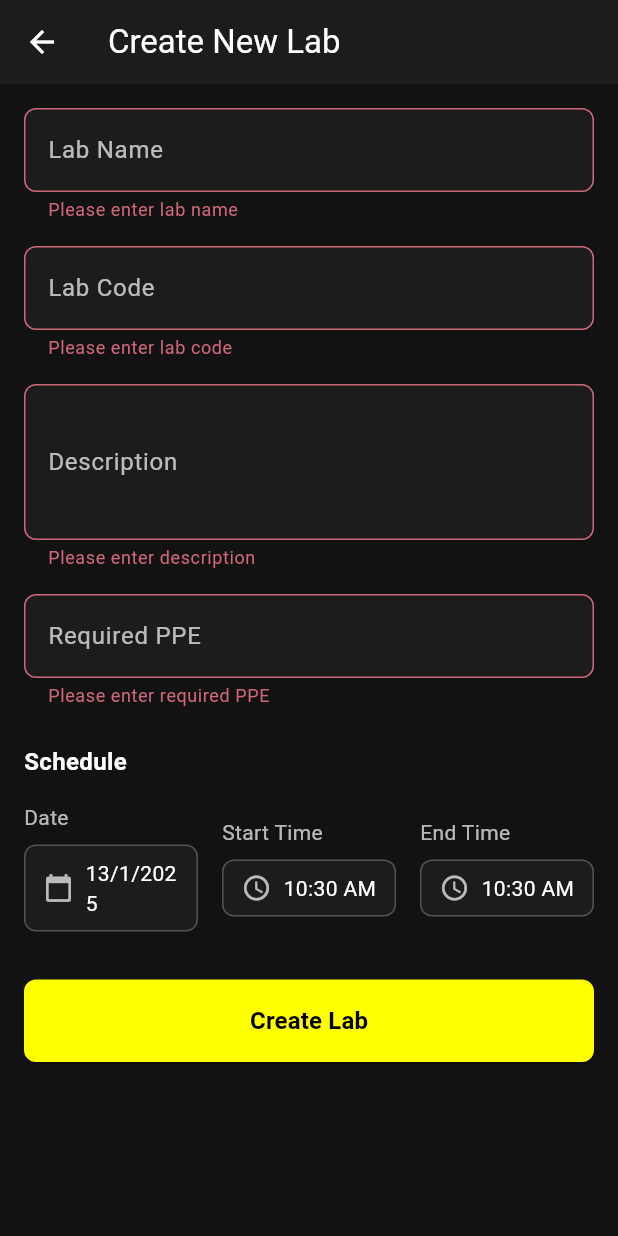
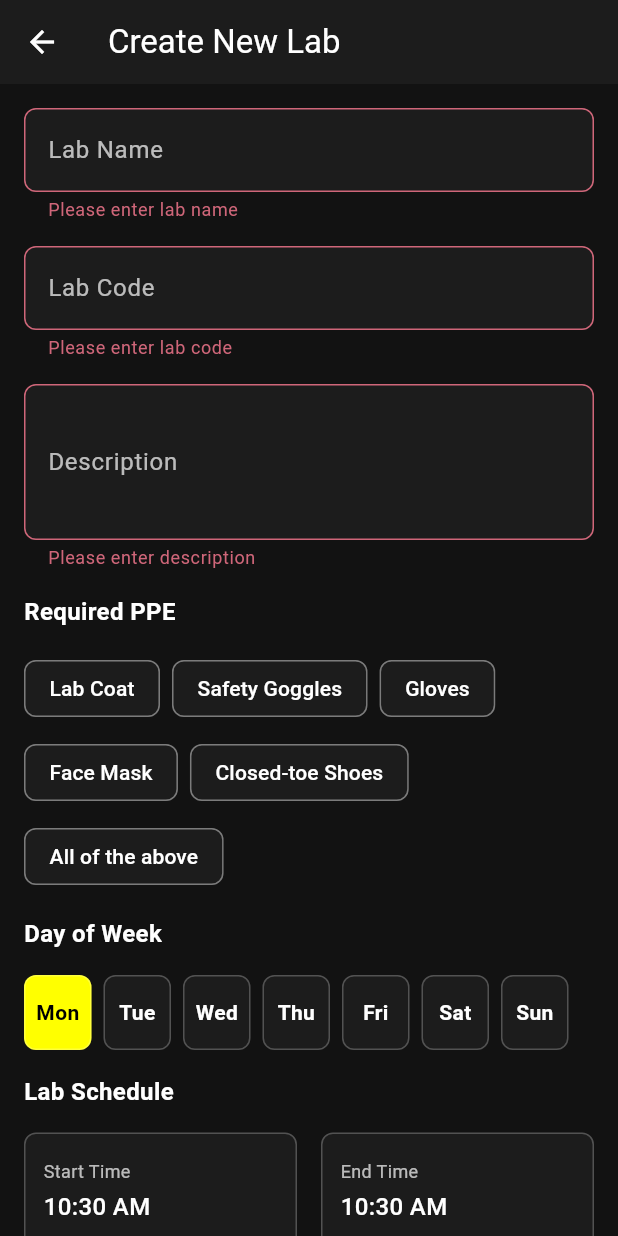
Before and after one commit to Ali-Rhayem/Smart_Labs, a Flutter app: the CreateLabScreen screen opened directly, after a tap on "Create Lab", on a phone screen of 412 x 824 dp. Run offline on Flutter 3.47's test engine with Material 3 defaults, Android fonts, the phone set to English and light mode, and no system bars; our stand-ins replace fl_chart, flutter_secure_storage; accounts and stored records are empty.

Commit message:
Refactor CreateLabScreen to add PPE dropdown and weekday selector

```diff
--- a/Mobile/smart_labs_mobile/lib/screens/doctor/create_lab_screen.dart
+++ b/Mobile/smart_labs_mobile/lib/screens/doctor/create_lab_screen.dart
@@ -12,10 +12,19 @@ class _CreateLabScreenState extends State<CreateLabScreen> {
   late TextEditingController _labNameController;
   late TextEditingController _labCodeController;
   late TextEditingController _descriptionController;
-  late TextEditingController _ppeController;
-  DateTime _selectedDate = DateTime.now();
+  int _selectedWeekday = DateTime.now().weekday;
   TimeOfDay _startTime = TimeOfDay.now();
   TimeOfDay _endTime = TimeOfDay.now();
+
+  final List<String> _ppeOptions = [
+    'Lab Coat',
+    'Safety Goggles',
+    'Gloves',
+    'Face Mask',
+    'Closed-toe Shoes',
+    'All of the above',
+  ];
+  List<String> _selectedPPE = [];
 
   @override
   void initState() {
@@ -23,7 +32,6 @@ class _CreateLabScreenState extends State<CreateLabScreen> {
     _labNameController = TextEditingController();
     _labCodeController = TextEditingController();
     _descriptionController = TextEditingController();
-    _ppeController = TextEditingController();
   }
 
   @override
@@ -31,7 +39,6 @@ class _CreateLabScreenState extends State<CreateLabScreen> {
     _labNameController.dispose();
     _labCodeController.dispose();
     _descriptionController.dispose();
-    _ppeController.dispose();
     super.dispose();
   }
 
@@ -72,15 +79,12 @@ class _CreateLabScreenState extends State<CreateLabScreen> {
                     value?.isEmpty ?? true ? 'Please enter description' : null,
               ),
               const SizedBox(height: 16),
-              _buildTextField(
-                controller: _ppeController,
-                label: 'Required PPE',
-                validator: (value) =>
-                    value?.isEmpty ?? true ? 'Please enter required PPE' : null,
-              ),
-              const SizedBox(height: 24),
-              _buildDateTimePicker(),
-              const SizedBox(height: 32),
+              _buildPPEDropdown(),
+              const SizedBox(height: 16),
+              _buildWeekdaySelector(),
+              const SizedBox(height: 16),
+              _buildTimeSelectors(),
+              const SizedBox(height: 16),
               SizedBox(
                 width: double.infinity,
                 child: ElevatedButton(
@@ -138,12 +142,118 @@ class _CreateLabScreenState extends State<CreateLabScreen> {
     );
   }
 
-  Widget _buildDateTimePicker() {
+  Widget _buildPPEDropdown() {
     return Column(
       crossAxisAlignment: CrossAxisAlignment.start,
       children: [
         const Text(
-          'Schedule',
+          'Required PPE',
+          style: TextStyle(
+            color: Colors.white,
+            fontSize: 16,
+            fontWeight: FontWeight.bold,
+          ),
+        ),
+        const SizedBox(height: 16),
+        Wrap(
+          spacing: 8,
+          runSpacing: 8,
+          children: _ppeOptions.map((String ppe) {
+            final isSelected = _selectedPPE.contains(ppe);
+            return FilterChip(
+              label: Text(
+                ppe,
+                style: TextStyle(
+                  color: isSelected ? Colors.black : Colors.white,
+                ),
+              ),
+              selected: isSelected,
+              onSelected: (bool selected) {
+                setState(() {
+                  if (selected) {
+                    _selectedPPE.add(ppe);
+                    print(_selectedPPE);
+                  } else {
+                    _selectedPPE.remove(ppe);
+                    print(_selectedPPE);
+                  }
+                });
+              },
+              backgroundColor: const Color(0xFF1C1C1C),
+              selectedColor: const Color(0xFFFFFF00),
+              checkmarkColor: Colors.black,
+              side: const BorderSide(color: Colors.white24),
+            );
+          }).toList(),
+        ),
+      ],
+    );
+  }
+
+  Widget _buildWeekdaySelector() {
+    final weekdays = ['Mon', 'Tue', 'Wed', 'Thu', 'Fri', 'Sat', 'Sun'];
+    return Column(
+      crossAxisAlignment: CrossAxisAlignment.start,
+      children: [
+        const Text(
+          'Day of Week',
+          style: TextStyle(
+            color: Colors.white,
+            fontSize: 16,
+            fontWeight: FontWeight.bold,
+          ),
+        ),
+        const SizedBox(height: 16),
+        Container(
+          height: 50,
+          child: ListView.builder(
+            scrollDirection: Axis.horizontal,
+            itemCount: weekdays.length,
+            itemBuilder: (context, index) {
+              return Padding(
+                padding: const EdgeInsets.only(right: 8),
+                child: InkWell(
+                  onTap: () {
+                    setState(() {
+                      _selectedWeekday = index + 1;
+                    });
+                  },
+                  child: Container(
+                    width: 45,
+                    decoration: BoxDecoration(
+                      color: _selectedWeekday == index + 1
+                          ? const Color(0xFFFFFF00)
+                          : const Color(0xFF1C1C1C),
+                      borderRadius: BorderRadius.circular(8),
+                      border: Border.all(color: Colors.white24),
+                    ),
+                    child: Center(
+                      child: Text(
+                        weekdays[index],
+                        style: TextStyle(
+                          color: _selectedWeekday == index + 1
+                              ? Colors.black
+                              : Colors.white,
+                          fontWeight: FontWeight.bold,
+                        ),
+                      ),
+                    ),
+                  ),
+                ),
+              );
+            },
+          ),
+        ),
+      ],
+    );
+  }
+
+  Widget _buildTimeSelectors() {
+    return Column(
+      crossAxisAlignment: CrossAxisAlignment.start,
+      children: [
+        const Text(
+          'Lab Schedule',
           style: TextStyle(
             color: Colors.white,
             fontSize: 16,
@@ -154,102 +264,80 @@ class _CreateLabScreenState extends State<CreateLabScreen> {
         Row(
           children: [
             Expanded(
-              child: _buildDateTimeButton(
-                icon: Icons.calendar_today,
-                label: 'Date',
-                value:
-                    '${_selectedDate.day}/${_selectedDate.month}/${_selectedDate.year}',
-                onPressed: _selectDate,
+              child: InkWell(
+                onTap: () => _selectTime(true),
+                child: Container(
+                  padding:
+                      const EdgeInsets.symmetric(horizontal: 12, vertical: 16),
+                  decoration: BoxDecoration(
+                    color: const Color(0xFF1C1C1C),
+                    borderRadius: BorderRadius.circular(8),
+                    border: Border.all(color: Colors.white24),
+                  ),
+                  child: Column(
+                    crossAxisAlignment: CrossAxisAlignment.start,
+                    children: [
+                      const Text(
+                        'Start Time',
+                        style: TextStyle(
+                          color: Colors.white70,
+                          fontSize: 12,
+                        ),
+                      ),
+                      const SizedBox(height: 4),
+                      Text(
+                        _startTime.format(context),
+                        style: const TextStyle(
+                          color: Colors.white,
+                          fontSize: 16,
+                          fontWeight: FontWeight.w500,
+                        ),
+                      ),
+                    ],
+                  ),
+                ),
               ),
             ),
             const SizedBox(width: 16),
             Expanded(
-              child: _buildDateTimeButton(
-                icon: Icons.access_time,
-                label: 'Start Time',
-                value: _startTime.format(context),
-                onPressed: () => _selectTime(true),
-              ),
-            ),
-            const SizedBox(width: 16),
-            Expanded(
-              child: _buildDateTimeButton(
-                icon: Icons.access_time,
-                label: 'End Time',
-                value: _endTime.format(context),
-                onPressed: () => _selectTime(false),
+              child: InkWell(
+                onTap: () => _selectTime(false),
+                child: Container(
+                  padding:
+                      const EdgeInsets.symmetric(horizontal: 12, vertical: 16),
+                  decoration: BoxDecoration(
+                    color: const Color(0xFF1C1C1C),
+                    borderRadius: BorderRadius.circular(8),
+                    border: Border.all(color: Colors.white24),
+                  ),
+                  child: Column(
+                    crossAxisAlignment: CrossAxisAlignment.start,
+                    children: [
+                      const Text(
+                        'End Time',
+                        style: TextStyle(
+                          color: Colors.white70,
+                          fontSize: 12,
+                        ),
+                      ),
+                      const SizedBox(height: 4),
+                      Text(
+                        _endTime.format(context),
+                        style: const TextStyle(
+                          color: Colors.white,
+                          fontSize: 16,
+                          fontWeight: FontWeight.w500,
+                        ),
+                      ),
+                    ],
+                  ),
+                ),
               ),
             ),
           ],
         ),
       ],
     );
-  }
-
-  Widget _buildDateTimeButton({
-    required IconData icon,
-    required String label,
-    required String value,
-    required VoidCallback onPressed,
-  }) {
-    return Column(
-      crossAxisAlignment: CrossAxisAlignment.start,
-      children: [
-        Text(
-          label,
-          style: const TextStyle(color: Colors.white70),
-        ),
-        const SizedBox(height: 8),
-        InkWell(
-          onTap: onPressed,
-          child: Container(
-            padding: const EdgeInsets.symmetric(horizontal: 12, vertical: 8),
-            decoration: BoxDecoration(
-              color: const Color(0xFF1C1C1C),
-              borderRadius: BorderRadius.circular(8),
-              border: Border.all(color: Colors.white24),
-            ),
-            child: Row(
-              children: [
-                Icon(icon, color: Colors.white70, size: 20),
-                const SizedBox(width: 8),
-                Expanded(
-                  child: Text(
-                    value,
-                    style: const TextStyle(color: Colors.white),
-                  ),
-                ),
-              ],
-            ),
-          ),
-        ),
-      ],
-    );
-  }
-
-  Future<void> _selectDate() async {
-    final picked = await showDatePicker(
-      context: context,
-      initialDate: _selectedDate,
-      firstDate: DateTime.now(),
-      lastDate: DateTime.now().add(const Duration(days: 365)),
-      builder: (context, child) {
-        return Theme(
-          data: Theme.of(context).copyWith(
-            colorScheme: const ColorScheme.dark(
-              primary: Color(0xFFFFFF00),
-              onPrimary: Colors.black,
-              surface: Color(0xFF1C1C1C),
-              onSurface: Colors.white,
-            ),
-          ),
-          child: child!,
-        );
-      },
-    );
-    if (picked != null) {
-      setState(() => _selectedDate = picked);
-    }
   }
 
   Future<void> _selectTime(bool isStartTime) async {
@@ -283,6 +371,10 @@ class _CreateLabScreenState extends State<CreateLabScreen> {
 
   void _submitForm() {
     if (_formKey.currentState?.validate() ?? false) {
+      if (_selectedPPE.isEmpty) {
+        setState(() {}); // Trigger rebuild to show error message
+        return;
+      }
       // TODO: Implement lab creation logic
       Navigator.pop(context);
     }
```
